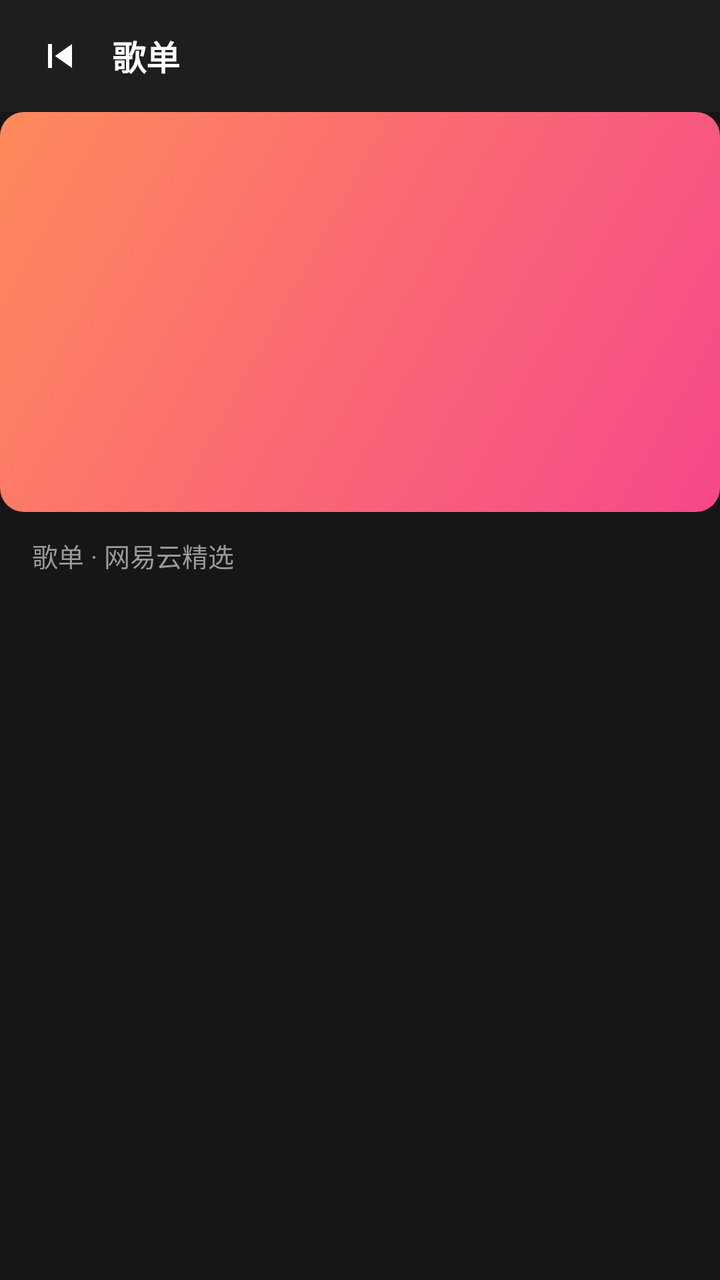
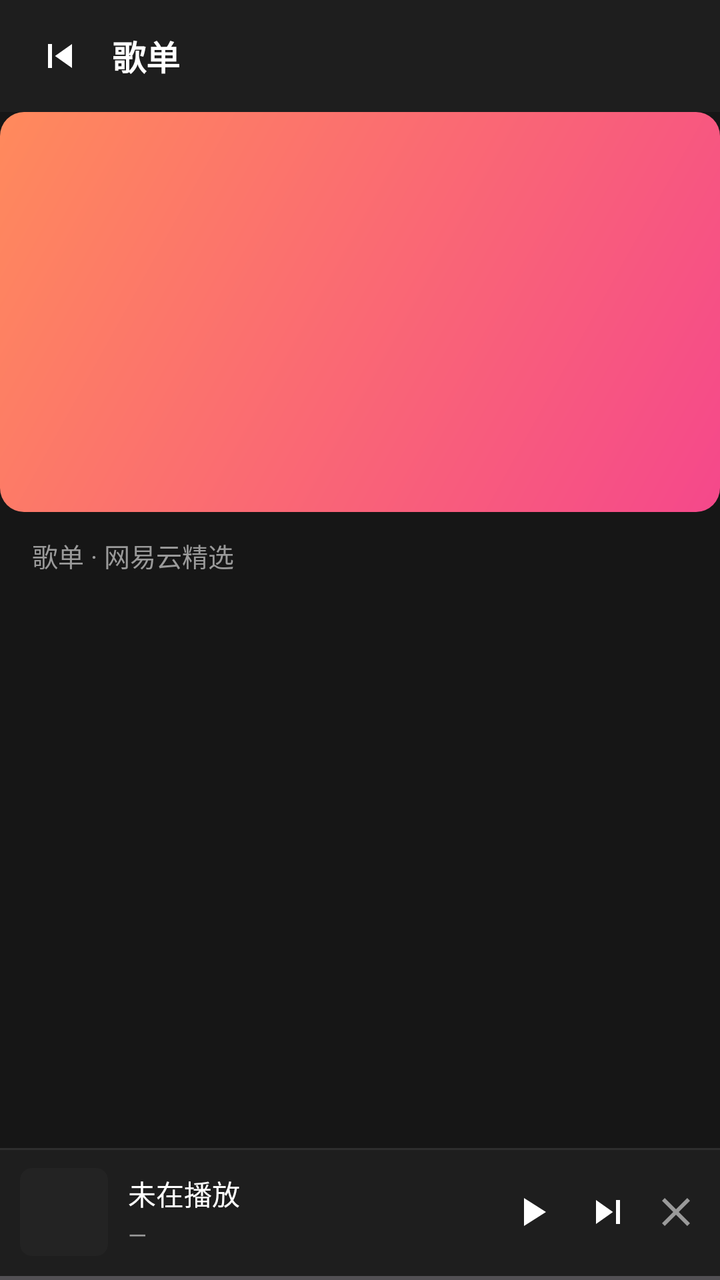

Compare the two renders of this Android layout. The source of the first and the diff that turns it into the second are given below.
<!-- AndroidManifest.xml: application theme Theme.Soundtrack -->
<!-- res/layout/activity_playlist_detail.xml -->
<?xml version="1.0" encoding="utf-8"?>
<LinearLayout xmlns:android="http://schemas.android.com/apk/res/android"
    xmlns:app="http://schemas.android.com/apk/res-auto"
    android:layout_width="match_parent"
    android:layout_height="match_parent"
    android:orientation="vertical"
    android:background="@color/bg">

    
    <LinearLayout
        android:layout_width="match_parent"
        android:layout_height="56dp"
        android:orientation="horizontal"
        android:gravity="center_vertical"
        android:paddingStart="8dp"
        android:paddingEnd="8dp"
        android:background="@color/panel">

        <ImageButton
            android:id="@+id/btn_back"
            android:layout_width="44dp"
            android:layout_height="44dp"
            android:background="?attr/selectableItemBackgroundBorderless"
            android:src="@drawable/ic_prev"
            android:contentDescription="返回" />

        <TextView
            android:id="@+id/detail_title"
            android:layout_width="0dp"
            android:layout_height="wrap_content"
            android:layout_weight="1"
            android:layout_marginStart="4dp"
            android:text="歌单"
            android:textColor="@color/text"
            android:textSize="17sp"
            android:textStyle="bold"
            android:maxLines="1"
            android:ellipsize="end" />
    </LinearLayout>

    
    <ImageView
        android:id="@+id/detail_cover"
        android:layout_width="match_parent"
        android:layout_height="200dp"
        android:scaleType="centerCrop"
        android:background="@drawable/bg_gradient_accent"
        android:contentDescription="封面" />

    
    <TextView
        android:id="@+id/detail_sub"
        android:layout_width="match_parent"
        android:layout_height="wrap_content"
        android:paddingStart="16dp"
        android:paddingEnd="16dp"
        android:paddingTop="12dp"
        android:paddingBottom="12dp"
        android:text="歌单 · 网易云精选"
        android:textColor="@color/text_2"
        android:textSize="13sp"
        android:maxLines="1"
        android:ellipsize="end" />

    
    <TextView
        android:id="@+id/detail_loading"
        android:layout_width="match_parent"
        android:layout_height="wrap_content"
        android:paddingStart="16dp"
        android:paddingEnd="16dp"
        android:paddingBottom="8dp"
        android:text=""
        android:textColor="@color/teal"
        android:textSize="12sp"
        android:gravity="center_vertical"
        android:visibility="gone" />

    
    <androidx.recyclerview.widget.RecyclerView
        android:id="@+id/recycler_songs"
        android:layout_width="match_parent"
        android:layout_height="0dp"
        android:layout_weight="1"
        android:background="@color/bg" />
</LinearLayout>
<!-- resources referenced by this layout -->
<resources>
  <color name="bg">#161616</color>
  <color name="panel">#1E1E1E</color>
  <color name="teal">#2EDFA3</color>
  <color name="text">#FFFFFF</color>
  <color name="text_2">#9A9A9A</color>
  <!-- drawable bg_gradient_accent (drawable) -->
  <?xml version="1.0" encoding="utf-8"?>
  <shape xmlns:android="http://schemas.android.com/apk/res/android"
      android:shape="rectangle">
      <gradient
          android:angle="135"
          android:startColor="#F5488B"
          android:endColor="#FF8A5C"
          android:type="linear" />
      <corners android:radius="12dp" />
  </shape>
  <!-- drawable ic_prev (drawable) -->
  <?xml version="1.0" encoding="utf-8"?>
  <vector xmlns:android="http://schemas.android.com/apk/res/android"
      android:width="24dp"
      android:height="24dp"
      android:viewportWidth="24"
      android:viewportHeight="24">
      <path
          android:fillColor="#FFFFFF"
          android:pathData="M6,6h2v12H6V6zm3.5,6l8.5,6V6l-8.5,6z"/>
  </vector>
  <style name="Theme.Soundtrack" parent="Theme.Material3.Dark.NoActionBar">
          <item name="colorPrimary">@color/accent_1</item>
          <item name="colorPrimaryDark">@color/bg</item>
          <item name="colorAccent">@color/accent_2</item>
          <item name="android:statusBarColor">@android:color/transparent</item>
          <item name="android:navigationBarColor">@color/bg</item>
          <item name="android:windowLightStatusBar">false</item>
          <item name="android:windowBackground">@color/bg</item>
      </style>
  <color name="accent_1">#F5488B</color>
  <color name="accent_2">#FF8A5C</color>
</resources>

<!-- the commit's change to res/layout/activity_playlist_detail.xml (unified diff, before → after) -->
@@ -83,4 +83,116 @@
         android:layout_height="0dp"
         android:layout_weight="1"
         android:background="@color/bg" />
+
+    
+    <include
+        android:id="@+id/mini_player"
+        layout="@layout/layout_mini_player"
+        android:layout_width="match_parent"
+        android:layout_height="66dp" />
 </LinearLayout>
+<!-- res/layout/layout_mini_player.xml (included above) -->
+<?xml version="1.0" encoding="utf-8"?>
+<FrameLayout xmlns:android="http://schemas.android.com/apk/res/android"
+    android:layout_width="match_parent"
+    android:layout_height="66dp"
+    android:background="@color/panel">
+
+    
+    <View
+        android:layout_width="match_parent"
+        android:layout_height="1dp"
+        android:layout_gravity="top"
+        android:background="@color/border" />
+
+    <LinearLayout
+        android:layout_width="match_parent"
+        android:layout_height="64dp"
+        android:layout_gravity="top"
+        android:orientation="horizontal"
+        android:gravity="center_vertical"
+        android:paddingStart="10dp"
+        android:paddingEnd="6dp"
+        android:paddingTop="8dp"
+        android:paddingBottom="8dp">
+
+        <ImageView
+            android:id="@+id/mini_cover"
+            android:layout_width="44dp"
+            android:layout_height="44dp"
+            android:scaleType="centerCrop"
+            android:background="@drawable/bg_mini_cover"
+            android:contentDescription="封面" />
+
+        <LinearLayout
+            android:layout_width="0dp"
+            android:layout_height="wrap_content"
+            android:layout_weight="1"
+            android:layout_marginStart="10dp"
+            android:layout_marginEnd="4dp"
+            android:orientation="vertical">
+
+            
+            <TextView
+                android:id="@+id/mini_title"
+                android:layout_width="match_parent"
+                android:layout_height="wrap_content"
+                android:textColor="@color/text"
+                android:textSize="14sp"
+                android:maxLines="1"
+                android:singleLine="true"
+                android:ellipsize="marquee"
+                android:marqueeRepeatLimit="marquee_forever"
+                android:focusable="true"
+                android:focusableInTouchMode="true"
+                android:scrollHorizontally="true"
+                android:text="未在播放" />
+
+            <TextView
+                android:id="@+id/mini_artist"
+                android:layout_width="match_parent"
+                android:layout_height="wrap_content"
+                android:layout_marginTop="2dp"
+                android:textColor="@color/text_2"
+                android:textSize="12sp"
+                android:maxLines="1"
+                android:ellipsize="end"
+                android:text="—" />
+        </LinearLayout>
+
+        <ImageButton
+            android:id="@+id/mini_btn_play"
+            android:layout_width="40dp"
+            android:layout_height="40dp"
+            android:background="?attr/selectableItemBackgroundBorderless"
+            android:src="@drawable/ic_play"
+            android:contentDescription="播放/暂停" />
+
+        <ImageButton
+            android:id="@+id/mini_btn_next"
+            android:layout_width="36dp"
+            android:layout_height="36dp"
+            android:background="?attr/selectableItemBackgroundBorderless"
+            android:src="@drawable/ic_next"
+            android:contentDescription="下一首" />
+
+        <ImageButton
+            android:id="@+id/mini_btn_close"
+            android:layout_width="32dp"
+            android:layout_height="32dp"
+            android:background="?attr/selectableItemBackgroundBorderless"
+            android:src="@drawable/ic_close"
+            android:contentDescription="关闭" />
+    </LinearLayout>
+
+    
+    <ProgressBar
+        android:id="@+id/mini_progress"
+        style="?android:attr/progressBarStyleHorizontal"
+        android:layout_width="match_parent"
+        android:layout_height="2dp"
+        android:layout_gravity="bottom"
+        android:max="1000"
+        android:progress="0"
+        android:progressTint="@color/accent_1" />
+</FrameLayout>
<!-- resource entries referenced after the edit -->
@@ -1,6 +1,7 @@
 <!-- resources referenced by this layout -->
 <resources>
   <color name="bg">#161616</color>
+  <color name="border">#2E2E2E</color>
   <color name="panel">#1E1E1E</color>
   <color name="teal">#2EDFA3</color>
   <color name="text">#FFFFFF</color>
@@ -16,6 +17,46 @@
           android:type="linear" />
       <corners android:radius="12dp" />
   </shape>
+  <!-- drawable bg_mini_cover (drawable) -->
+  <?xml version="1.0" encoding="utf-8"?>
+  <shape xmlns:android="http://schemas.android.com/apk/res/android"
+      android:shape="rectangle">
+      <solid android:color="@color/panel_2" />
+      <corners android:radius="6dp" />
+  </shape>
+  <!-- drawable ic_close (drawable) -->
+  <?xml version="1.0" encoding="utf-8"?>
+  <vector xmlns:android="http://schemas.android.com/apk/res/android"
+      android:width="24dp"
+      android:height="24dp"
+      android:viewportWidth="24"
+      android:viewportHeight="24">
+      <path
+          android:fillColor="#9A9A9A"
+          android:pathData="M19,6.41L17.59,5L12,10.59L6.41,5L5,6.41L10.59,12L5,17.59L6.41,19L12,13.41L17.59,19L19,17.59L13.41,12z" />
+  </vector>
+  <!-- drawable ic_next (drawable) -->
+  <?xml version="1.0" encoding="utf-8"?>
+  <vector xmlns:android="http://schemas.android.com/apk/res/android"
+      android:width="24dp"
+      android:height="24dp"
+      android:viewportWidth="24"
+      android:viewportHeight="24">
+      <path
+          android:fillColor="#FFFFFF"
+          android:pathData="M6,18l8.5,-6L6,6v12zM16,6v12h2V6h-2z"/>
+  </vector>
+  <!-- drawable ic_play (drawable) -->
+  <?xml version="1.0" encoding="utf-8"?>
+  <vector xmlns:android="http://schemas.android.com/apk/res/android"
+      android:width="24dp"
+      android:height="24dp"
+      android:viewportWidth="24"
+      android:viewportHeight="24">
+      <path
+          android:fillColor="#FFFFFF"
+          android:pathData="M8,5v14l11,-7z"/>
+  </vector>
   <!-- drawable ic_prev (drawable) -->
   <?xml version="1.0" encoding="utf-8"?>
   <vector xmlns:android="http://schemas.android.com/apk/res/android"
@@ -36,6 +77,7 @@
           <item name="android:windowLightStatusBar">false</item>
           <item name="android:windowBackground">@color/bg</item>
       </style>
+  <color name="panel_2">#232323</color>
   <color name="accent_1">#F5488B</color>
   <color name="accent_2">#FF8A5C</color>
 </resources>
